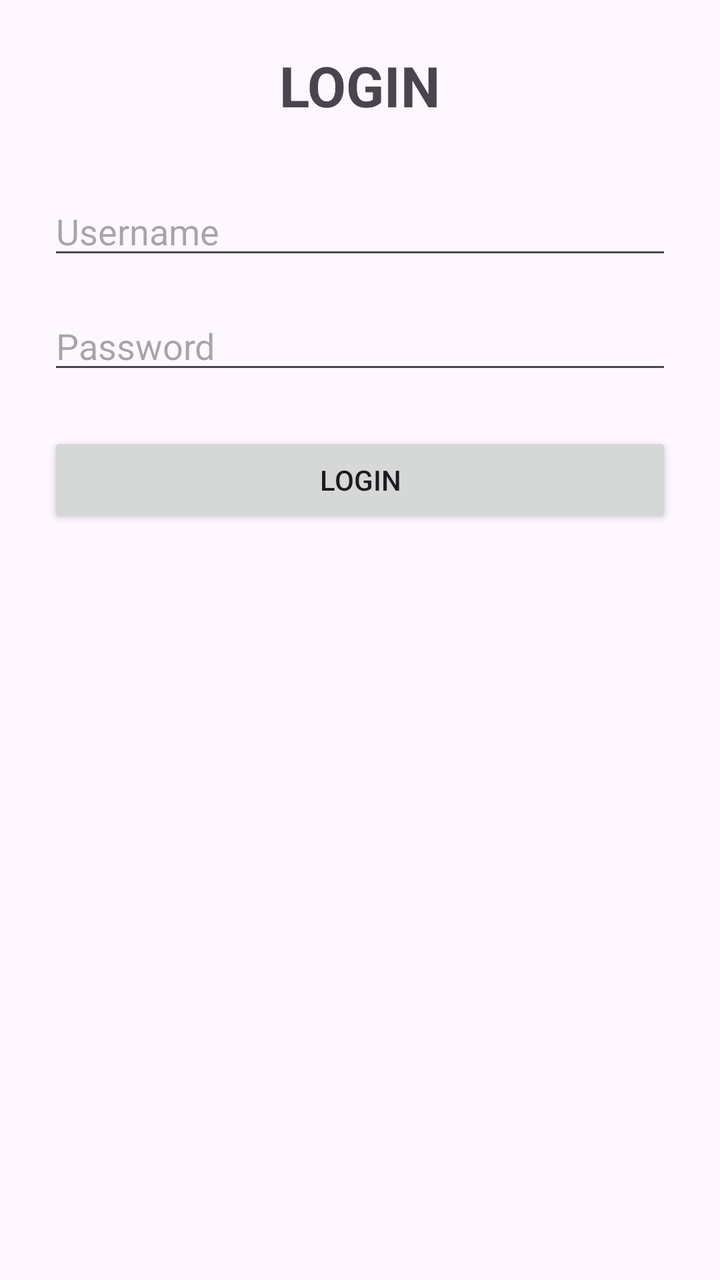
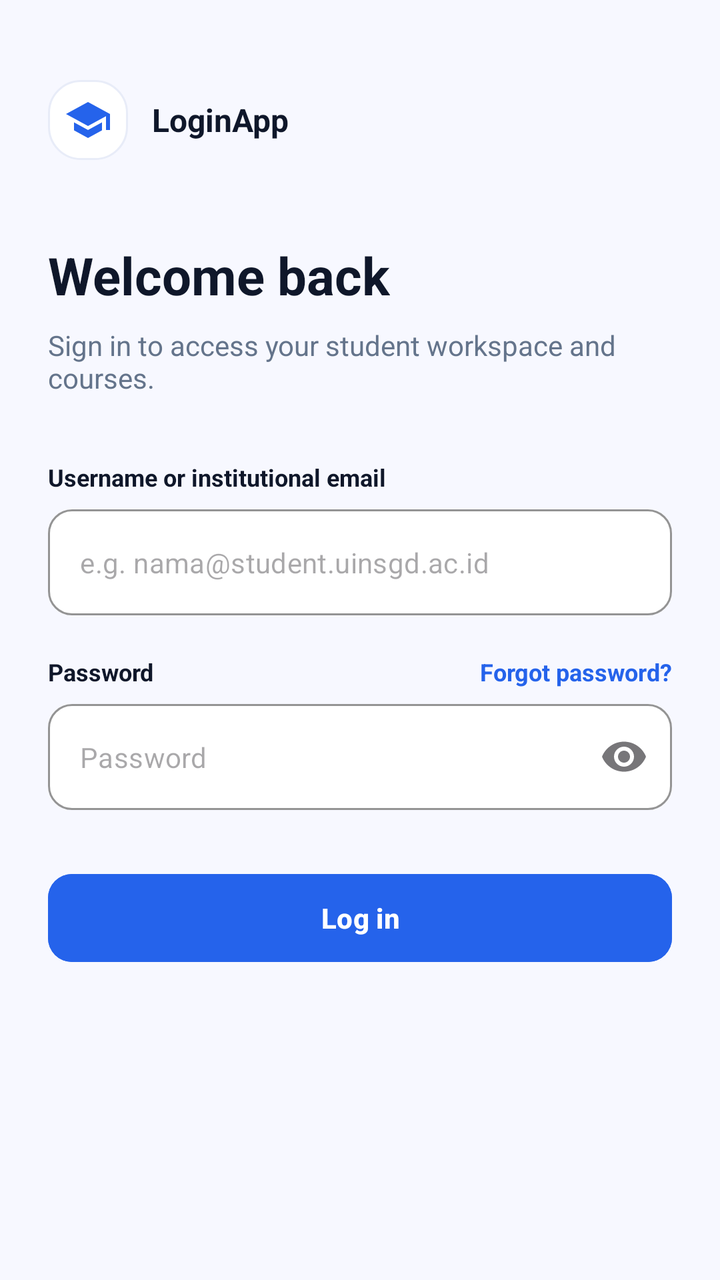

An Android layout rendered at two revisions. The XML below is the earlier revision; the diff shows what the commit changed to produce the second picture.
<!-- AndroidManifest.xml: application theme Theme.LoginApp -->
<!-- res/layout/activity_main.xml -->
<?xml version="1.0" encoding="utf-8"?>
<LinearLayout xmlns:android="http://schemas.android.com/apk/res/android"
    android:layout_width="match_parent"
    android:layout_height="match_parent"
    android:orientation="vertical"
    android:padding="24dp"
    android:gravity="center_horizontal">

    <TextView
        android:layout_width="wrap_content"
        android:layout_height="wrap_content"
        android:text="LOGIN"
        android:textSize="28sp"
        android:textStyle="bold"
        android:layout_marginBottom="32dp" />

    <EditText
        android:id="@+id/edit_username"
        android:layout_width="match_parent"
        android:layout_height="wrap_content"
        android:hint="Username"
        android:inputType="text"
        android:layout_marginBottom="16dp" />

    <EditText
        android:id="@+id/edit_password"
        android:layout_width="match_parent"
        android:layout_height="wrap_content"
        android:hint="Password"
        android:inputType="textPassword"
        android:layout_marginBottom="24dp" />

    <Button
        android:id="@+id/button_login"
        android:layout_width="match_parent"
        android:layout_height="wrap_content"
        android:text="LOGIN" />

</LinearLayout>
<!-- resources referenced by this layout -->
<resources>
  <style name="Theme.LoginApp" parent="Base.Theme.LoginApp" />
  <style name="Base.Theme.LoginApp" parent="Theme.Material3.DayNight.NoActionBar">
          
          
      </style>
</resources>

<!-- the commit's change to res/layout/activity_main.xml (unified diff, before → after) -->
@@ -1,39 +1,154 @@
 <?xml version="1.0" encoding="utf-8"?>
-<LinearLayout xmlns:android="http://schemas.android.com/apk/res/android"
+<ScrollView xmlns:android="http://schemas.android.com/apk/res/android"
+    xmlns:app="http://schemas.android.com/apk/res-auto"
     android:layout_width="match_parent"
     android:layout_height="match_parent"
-    android:orientation="vertical"
-    android:padding="24dp"
-    android:gravity="center_horizontal">
+    android:background="@color/bg_screen"
+    android:fillViewport="true"
+    android:fitsSystemWindows="true">
 
-    <TextView
-        android:layout_width="wrap_content"
-        android:layout_height="wrap_content"
-        android:text="LOGIN"
-        android:textSize="28sp"
-        android:textStyle="bold"
-        android:layout_marginBottom="32dp" />
-
-    <EditText
-        android:id="@+id/edit_username"
+    <LinearLayout
         android:layout_width="match_parent"
         android:layout_height="wrap_content"
-        android:hint="Username"
-        android:inputType="text"
-        android:layout_marginBottom="16dp" />
+        android:orientation="vertical"
+        android:padding="24dp">
 
-    <EditText
-        android:id="@+id/edit_password"
-        android:layout_width="match_parent"
-        android:layout_height="wrap_content"
-        android:hint="Password"
-        android:inputType="textPassword"
-        android:layout_marginBottom="24dp" />
+        <LinearLayout
+            android:layout_width="wrap_content"
+            android:layout_height="wrap_content"
+            android:layout_marginTop="16dp"
+            android:gravity="center_vertical"
+            android:orientation="horizontal">
 
-    <Button
-        android:id="@+id/button_login"
-        android:layout_width="match_parent"
-        android:layout_height="wrap_content"
-        android:text="LOGIN" />
+            <ImageView
+                android:layout_width="40dp"
+                android:layout_height="40dp"
+                android:background="@drawable/bg_card"
+                android:padding="8dp"
+                android:src="@drawable/ic_school"
+                app:tint="@color/primary_blue" />
 
-</LinearLayout>
+            <TextView
+                android:layout_width="wrap_content"
+                android:layout_height="wrap_content"
+                android:layout_marginStart="12dp"
+                android:text="LoginApp"
+                android:textColor="@color/text_dark"
+                android:textSize="16sp"
+                android:textStyle="bold" />
+        </LinearLayout>
+
+        <TextView
+            android:layout_width="wrap_content"
+            android:layout_height="wrap_content"
+            android:layout_marginTop="40dp"
+            android:text="Welcome back"
+            android:textColor="@color/text_dark"
+            android:textSize="26sp"
+            android:textStyle="bold" />
+
+        <TextView
+            android:layout_width="wrap_content"
+            android:layout_height="wrap_content"
+            android:layout_marginTop="8dp"
+            android:text="Sign in to access your student workspace and courses."
+            android:textColor="@color/text_gray"
+            android:textSize="14sp" />
+
+        <TextView
+            android:layout_width="wrap_content"
+            android:layout_height="wrap_content"
+            android:layout_marginTop="32dp"
+            android:text="Username or institutional email"
+            android:textColor="@color/text_dark"
+            android:textSize="12sp"
+            android:textStyle="bold" />
+
+        <com.google.android.material.textfield.TextInputLayout
+            style="@style/Widget.MaterialComponents.TextInputLayout.OutlinedBox"
+            android:layout_width="match_parent"
+            android:layout_height="wrap_content"
+            android:layout_marginTop="8dp"
+            app:boxBackgroundColor="#FFFFFF"
+            app:boxCornerRadiusBottomEnd="12dp"
+            app:boxCornerRadiusBottomStart="12dp"
+            app:boxCornerRadiusTopEnd="12dp"
+            app:boxCornerRadiusTopStart="12dp"
+            app:boxStrokeColor="@color/primary_blue"
+            app:hintEnabled="false">
+
+            <com.google.android.material.textfield.TextInputEditText
+                android:id="@+id/etUsername"
+                android:layout_width="match_parent"
+                android:layout_height="wrap_content"
+                android:hint="e.g. nama@student.uinsgd.ac.id"
+                android:inputType="textEmailAddress"
+                android:textSize="14sp" />
+                android:textColor="@color/text_dark"
+                android:textColorHint="@color/text_gray"
+        </com.google.android.material.textfield.TextInputLayout>
+
+        <RelativeLayout
+            android:layout_width="match_parent"
+            android:layout_height="wrap_content"
+            android:layout_marginTop="20dp">
+
+            <TextView
+                android:layout_width="wrap_content"
+                android:layout_height="wrap_content"
+                android:layout_alignParentStart="true"
+                android:text="Password"
+                android:textColor="@color/text_dark"
+                android:textSize="12sp"
+                android:textStyle="bold" />
+
+            <TextView
+                android:id="@+id/tvForgot"
+                android:layout_width="wrap_content"
+                android:layout_height="wrap_content"
+                android:layout_alignParentEnd="true"
+                android:text="Forgot password?"
+                android:textColor="@color/primary_blue"
+                android:textSize="12sp"
+                android:textStyle="bold" />
+        </RelativeLayout>
+
+        <com.google.android.material.textfield.TextInputLayout
+            style="@style/Widget.MaterialComponents.TextInputLayout.OutlinedBox"
+            android:layout_width="match_parent"
+            android:layout_height="wrap_content"
+            android:layout_marginTop="8dp"
+            app:boxBackgroundColor="#FFFFFF"
+            app:boxCornerRadiusBottomEnd="12dp"
+            app:boxCornerRadiusBottomStart="12dp"
+            app:boxCornerRadiusTopEnd="12dp"
+            app:boxCornerRadiusTopStart="12dp"
+            app:boxStrokeColor="@color/primary_blue"
+            app:endIconMode="password_toggle"
+            app:hintEnabled="false">
+            app:endIconTint="@color/text_gray"
+
+            <com.google.android.material.textfield.TextInputEditText
+                android:id="@+id/etPassword"
+                android:layout_width="match_parent"
+                android:layout_height="wrap_content"
+                android:hint="Password"
+                android:inputType="textPassword"
+                android:textSize="14sp" />
+                android:textColor="@color/text_dark"
+                android:textColorHint="@color/text_gray" />
+        </com.google.android.material.textfield.TextInputLayout>
+
+        <com.google.android.material.button.MaterialButton
+            android:id="@+id/btnLogin"
+            android:layout_width="match_parent"
+            android:layout_height="52dp"
+            android:layout_marginTop="28dp"
+            android:backgroundTint="@color/primary_blue"
+            android:text="Log in"
+            android:textAllCaps="false"
+            android:textSize="14sp"
+            android:textStyle="bold"
+            app:cornerRadius="12dp" />
+    </LinearLayout>
+</ScrollView>
<!-- resource entries referenced after the edit -->
@@ -1,6 +1,24 @@
 <!-- resources referenced by this layout -->
 <resources>
+  <color name="bg_screen">#F7F8FF</color>
+  <color name="primary_blue">#2563EB</color>
+  <color name="text_dark">#0F172A</color>
+  <color name="text_gray">#64748B</color>
+  <!-- drawable bg_card (drawable) -->
+  <?xml version="1.0" encoding="utf-8"?>
+  <shape xmlns:android="http://schemas.android.com/apk/res/android" android:shape="rectangle">
+      <solid android:color="#FFFFFF" />
+      <corners android:radius="16dp" />
+      <stroke android:width="1dp" android:color="@color/card_stroke" />
+  </shape>
+  <!-- drawable ic_school (drawable) -->
+  <vector xmlns:android="http://schemas.android.com/apk/res/android" android:height="24dp" android:tint="#000000" android:viewportHeight="24" android:viewportWidth="24" android:width="24dp">
+        
+      <path android:fillColor="@android:color/white" android:pathData="M5,13.18v4L12,21l7,-3.82v-4L12,17l-7,-3.82zM12,3L1,9l11,6 9,-4.91V17h2V9L12,3z"/>
+      
+  </vector>
   <style name="Theme.LoginApp" parent="Base.Theme.LoginApp" />
+  <color name="card_stroke">#E8ECF8</color>
   <style name="Base.Theme.LoginApp" parent="Theme.Material3.DayNight.NoActionBar">
           
           
